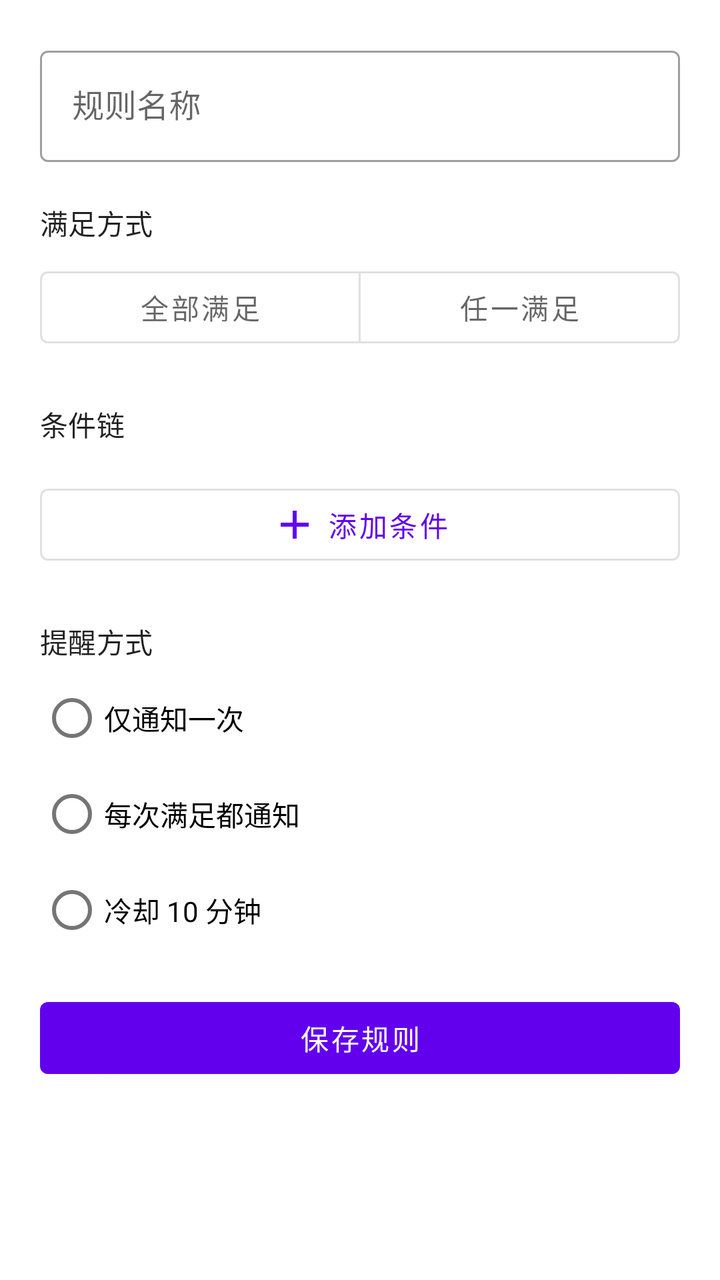
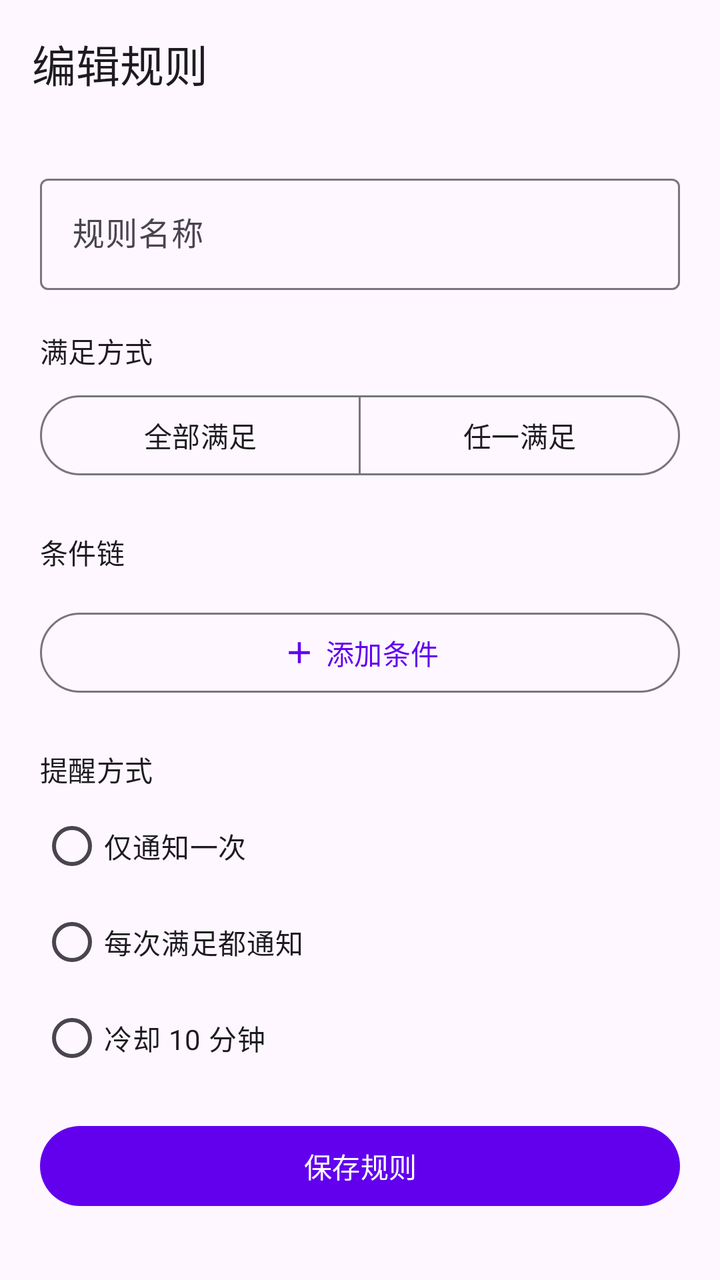

An Android layout rendered at two revisions. The XML below is the earlier revision; the diff shows what the commit changed to produce the second picture.
<!-- AndroidManifest.xml: application theme Theme.GPTest -->
<!-- res/layout/activity_alert_rule_edit.xml -->
<?xml version="1.0" encoding="utf-8"?>
<ScrollView xmlns:android="http://schemas.android.com/apk/res/android"
    xmlns:app="http://schemas.android.com/apk/res-auto"
    android:layout_width="match_parent"
    android:layout_height="match_parent"
    android:fillViewport="true">

    <LinearLayout
        android:layout_width="match_parent"
        android:layout_height="wrap_content"
        android:orientation="vertical"
        android:padding="20dp">

        <com.google.android.material.textfield.TextInputLayout
            android:id="@+id/tilRuleName"
            style="@style/Widget.MaterialComponents.TextInputLayout.OutlinedBox"
            android:layout_width="match_parent"
            android:layout_height="wrap_content"
            android:hint="@string/alert_rule_name_hint">

            <com.google.android.material.textfield.TextInputEditText
                android:id="@+id/etRuleName"
                android:layout_width="match_parent"
                android:layout_height="wrap_content"
                android:imeOptions="actionDone"
                android:inputType="text"
                android:maxLines="1" />
        </com.google.android.material.textfield.TextInputLayout>

        <TextView
            android:layout_width="match_parent"
            android:layout_height="wrap_content"
            android:layout_marginTop="20dp"
            android:text="@string/alert_match_label"
            android:textAppearance="?attr/textAppearanceSubtitle2" />

        <com.google.android.material.button.MaterialButtonToggleGroup
            android:id="@+id/toggleMatch"
            android:layout_width="match_parent"
            android:layout_height="wrap_content"
            android:layout_marginTop="8dp"
            app:selectionRequired="true"
            app:singleSelection="true">

            <com.google.android.material.button.MaterialButton
                android:id="@+id/btnMatchAll"
                style="@style/Widget.MaterialComponents.Button.OutlinedButton"
                android:layout_width="0dp"
                android:layout_height="wrap_content"
                android:layout_weight="1"
                android:text="@string/alert_match_all" />

            <com.google.android.material.button.MaterialButton
                android:id="@+id/btnMatchAny"
                style="@style/Widget.MaterialComponents.Button.OutlinedButton"
                android:layout_width="0dp"
                android:layout_height="wrap_content"
                android:layout_weight="1"
                android:text="@string/alert_match_any" />
        </com.google.android.material.button.MaterialButtonToggleGroup>

        <TextView
            android:layout_width="match_parent"
            android:layout_height="wrap_content"
            android:layout_marginTop="24dp"
            android:text="@string/alert_conditions_label"
            android:textAppearance="?attr/textAppearanceSubtitle2" />

        <TextView
            android:id="@+id/tvConditionsEmpty"
            android:layout_width="match_parent"
            android:layout_height="wrap_content"
            android:layout_marginTop="12dp"
            android:background="@drawable/bg_quote_detail"
            android:gravity="center"
            android:padding="20dp"
            android:text="@string/alert_conditions_empty"
            android:textAppearance="?attr/textAppearanceBody2"
            android:visibility="gone" />

        <androidx.recyclerview.widget.RecyclerView
            android:id="@+id/rvConditions"
            android:layout_width="match_parent"
            android:layout_height="wrap_content"
            android:layout_marginTop="8dp"
            android:nestedScrollingEnabled="false" />

        <com.google.android.material.button.MaterialButton
            android:id="@+id/btnAddCondition"
            style="@style/Widget.MaterialComponents.Button.OutlinedButton"
            android:layout_width="match_parent"
            android:layout_height="wrap_content"
            android:layout_marginTop="8dp"
            android:text="@string/alert_add_condition"
            app:icon="@drawable/ic_add"
            app:iconGravity="textStart" />

        <TextView
            android:layout_width="match_parent"
            android:layout_height="wrap_content"
            android:layout_marginTop="24dp"
            android:text="@string/alert_notify_label"
            android:textAppearance="?attr/textAppearanceSubtitle2" />

        <RadioGroup
            android:id="@+id/rgNotify"
            android:layout_width="match_parent"
            android:layout_height="wrap_content"
            android:layout_marginTop="4dp">

            <RadioButton
                android:id="@+id/rbNotifyOnce"
                android:layout_width="match_parent"
                android:layout_height="wrap_content"
                android:text="@string/alert_notify_once" />

            <RadioButton
                android:id="@+id/rbNotifyAlways"
                android:layout_width="match_parent"
                android:layout_height="wrap_content"
                android:text="@string/alert_notify_always" />

            <RadioButton
                android:id="@+id/rbNotifyCooldown"
                android:layout_width="match_parent"
                android:layout_height="wrap_content"
                android:text="@string/alert_notify_cooldown" />
        </RadioGroup>

        <com.google.android.material.button.MaterialButton
            android:id="@+id/btnSave"
            android:layout_width="match_parent"
            android:layout_height="wrap_content"
            android:layout_marginTop="16dp"
            android:text="@string/alert_save" />

        <com.google.android.material.button.MaterialButton
            android:id="@+id/btnDelete"
            style="@style/Widget.MaterialComponents.Button.TextButton"
            android:layout_width="match_parent"
            android:layout_height="wrap_content"
            android:layout_marginTop="4dp"
            android:text="@string/alert_delete_rule"
            android:textColor="@color/quote_delete_bg"
            android:visibility="gone" />
    </LinearLayout>
</ScrollView>
<!-- resources referenced by this layout -->
<resources>
  <color name="quote_delete_bg">#E53935</color>
  <!-- drawable bg_quote_detail (drawable) -->
  <?xml version="1.0" encoding="utf-8"?>
  <shape xmlns:android="http://schemas.android.com/apk/res/android">
      <solid android:color="@color/quote_panel_bg" />
      <corners android:radius="8dp" />
  </shape>
  <!-- drawable ic_add (drawable) -->
  <vector xmlns:android="http://schemas.android.com/apk/res/android"
      android:width="24dp"
      android:height="24dp"
      android:viewportWidth="24"
      android:viewportHeight="24">
      <path
          android:fillColor="#FFFFFFFF"
          android:pathData="M19,13h-6v6h-2v-6H5v-2h6V5h2v6h6v2z" />
  </vector>
  <string name="alert_add_condition">添加条件</string>
  <string name="alert_conditions_empty">还没有条件，点下方按钮添加</string>
  <string name="alert_conditions_label">条件链</string>
  <string name="alert_delete_rule">删除规则</string>
  <string name="alert_match_all">全部满足</string>
  <string name="alert_match_any">任一满足</string>
  <string name="alert_match_label">满足方式</string>
  <string name="alert_notify_always">每次满足都通知</string>
  <string name="alert_notify_cooldown">冷却 10 分钟</string>
  <string name="alert_notify_label">提醒方式</string>
  <string name="alert_notify_once">仅通知一次</string>
  <string name="alert_rule_name_hint">规则名称</string>
  <string name="alert_save">保存规则</string>
  <style name="Theme.GPTest" parent="Theme.MaterialComponents.DayNight.DarkActionBar">
          
          <item name="colorPrimary">@color/purple_500</item>
          <item name="colorPrimaryVariant">@color/purple_700</item>
          <item name="colorOnPrimary">@color/white</item>
          
          <item name="colorSecondary">@color/teal_200</item>
          <item name="colorSecondaryVariant">@color/teal_700</item>
          <item name="colorOnSecondary">@color/black</item>
          
          <item name="android:statusBarColor">?attr/colorPrimaryVariant</item>
          
      </style>
  <color name="quote_panel_bg">#14000000</color>
  <color name="purple_500">#FF6200EE</color>
  <color name="purple_700">#FF3700B3</color>
  <color name="white">#FFFFFFFF</color>
  <color name="teal_200">#FF03DAC5</color>
  <color name="teal_700">#FF018786</color>
  <color name="black">#FF000000</color>
</resources>

<!-- the commit's change to res/layout/activity_alert_rule_edit.xml (unified diff, before → after) -->
@@ -1,9 +1,25 @@
 <?xml version="1.0" encoding="utf-8"?>
-<ScrollView xmlns:android="http://schemas.android.com/apk/res/android"
+<LinearLayout xmlns:android="http://schemas.android.com/apk/res/android"
     xmlns:app="http://schemas.android.com/apk/res-auto"
     android:layout_width="match_parent"
     android:layout_height="match_parent"
-    android:fillViewport="true">
+    android:background="?attr/colorSurface"
+    android:orientation="vertical">
+
+    <com.google.android.material.appbar.MaterialToolbar
+        android:id="@+id/toolbar"
+        android:layout_width="match_parent"
+        android:layout_height="wrap_content"
+        android:background="?attr/colorSurface"
+        app:title="@string/alert_rule_edit" />
+
+    <ScrollView
+        android:id="@+id/content"
+        android:layout_width="match_parent"
+        android:layout_height="0dp"
+        android:layout_weight="1"
+        android:clipToPadding="false"
+        android:fillViewport="true">
 
     <LinearLayout
         android:layout_width="match_parent"
@@ -13,7 +29,7 @@
 
         <com.google.android.material.textfield.TextInputLayout
             android:id="@+id/tilRuleName"
-            style="@style/Widget.MaterialComponents.TextInputLayout.OutlinedBox"
+            style="@style/Widget.Material3.TextInputLayout.OutlinedBox"
             android:layout_width="match_parent"
             android:layout_height="wrap_content"
             android:hint="@string/alert_rule_name_hint">
@@ -44,7 +60,7 @@
 
             <com.google.android.material.button.MaterialButton
                 android:id="@+id/btnMatchAll"
-                style="@style/Widget.MaterialComponents.Button.OutlinedButton"
+                style="@style/Widget.Material3.Button.OutlinedButton"
                 android:layout_width="0dp"
                 android:layout_height="wrap_content"
                 android:layout_weight="1"
@@ -52,7 +68,7 @@
 
             <com.google.android.material.button.MaterialButton
                 android:id="@+id/btnMatchAny"
-                style="@style/Widget.MaterialComponents.Button.OutlinedButton"
+                style="@style/Widget.Material3.Button.OutlinedButton"
                 android:layout_width="0dp"
                 android:layout_height="wrap_content"
                 android:layout_weight="1"
@@ -87,7 +103,7 @@
 
         <com.google.android.material.button.MaterialButton
             android:id="@+id/btnAddCondition"
-            style="@style/Widget.MaterialComponents.Button.OutlinedButton"
+            style="@style/Widget.Material3.Button.OutlinedButton"
             android:layout_width="match_parent"
             android:layout_height="wrap_content"
             android:layout_marginTop="8dp"
@@ -136,7 +152,7 @@
 
         <com.google.android.material.button.MaterialButton
             android:id="@+id/btnDelete"
-            style="@style/Widget.MaterialComponents.Button.TextButton"
+            style="@style/Widget.Material3.Button.TextButton"
             android:layout_width="match_parent"
             android:layout_height="wrap_content"
             android:layout_marginTop="4dp"
@@ -144,4 +160,5 @@
             android:textColor="@color/quote_delete_bg"
             android:visibility="gone" />
     </LinearLayout>
-</ScrollView>
+    </ScrollView>
+</LinearLayout>
<!-- resource entries referenced after the edit -->
@@ -28,25 +28,27 @@
   <string name="alert_notify_cooldown">冷却 10 分钟</string>
   <string name="alert_notify_label">提醒方式</string>
   <string name="alert_notify_once">仅通知一次</string>
+  <string name="alert_rule_edit">编辑规则</string>
   <string name="alert_rule_name_hint">规则名称</string>
   <string name="alert_save">保存规则</string>
-  <style name="Theme.GPTest" parent="Theme.MaterialComponents.DayNight.DarkActionBar">
-          
+  <style name="Theme.GPTest" parent="Theme.Material3.DayNight.NoActionBar">
           <item name="colorPrimary">@color/purple_500</item>
-          <item name="colorPrimaryVariant">@color/purple_700</item>
           <item name="colorOnPrimary">@color/white</item>
-          
-          <item name="colorSecondary">@color/teal_200</item>
-          <item name="colorSecondaryVariant">@color/teal_700</item>
-          <item name="colorOnSecondary">@color/black</item>
-          
-          <item name="android:statusBarColor">?attr/colorPrimaryVariant</item>
-          
+          <item name="colorPrimaryContainer">@color/purple_200</item>
+          <item name="colorOnPrimaryContainer">@color/purple_700</item>
+          <item name="colorSecondary">@color/teal_700</item>
+          <item name="colorOnSecondary">@color/white</item>
+          <item name="colorSecondaryContainer">@color/teal_200</item>
+          <item name="colorOnSecondaryContainer">@color/black</item>
+          <item name="android:statusBarColor">@android:color/transparent</item>
+          <item name="android:navigationBarColor">@android:color/transparent</item>
+          <item name="android:windowLightStatusBar">true</item>
       </style>
   <color name="quote_panel_bg">#14000000</color>
   <color name="purple_500">#FF6200EE</color>
   <color name="purple_700">#FF3700B3</color>
   <color name="white">#FFFFFFFF</color>
+  <color name="purple_200">#FFBB86FC</color>
   <color name="teal_200">#FF03DAC5</color>
   <color name="teal_700">#FF018786</color>
   <color name="black">#FF000000</color>
